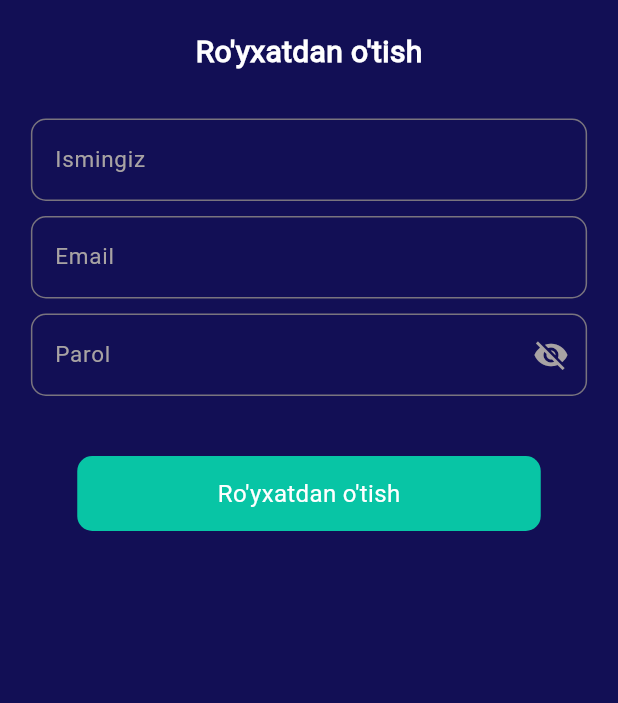
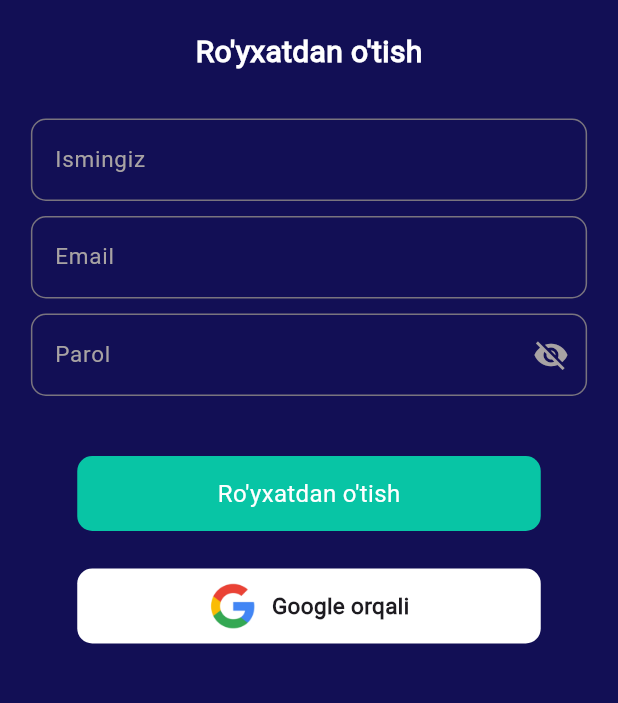
Before and after one commit to azimjaan21/get_topik_korean_quiz, a Flutter app: the screen it shows after launch, after a tap on "Ro'yxatdan o'tish", on a phone screen of 412 x 824 dp, the part 285-988 px from its top. Run offline on Flutter 3.47's test engine with Material 3 defaults, Android fonts, the phone set to English and light mode, and no system bars; our stand-ins replace animated_splash_screen, firebase_auth, firebase_core, flutter_tts, google_sign_in; accounts and stored records are empty; network calls fail.

Commit message:
google auth installed

```diff
--- a/lib/auth/auth_service.dart
+++ b/lib/auth/auth_service.dart
@@ -1,6 +1,7 @@
 import 'dart:developer';
 
 import 'package:firebase_auth/firebase_auth.dart';
+import 'package:google_sign_in/google_sign_in.dart';
 
 class AuthService {
   final FirebaseAuth _auth = FirebaseAuth.instance;
@@ -33,7 +34,7 @@ class AuthService {
   }
 
   //Sign Out Account
-   Future<void> signOut() async {
+  Future<void> signOut() async {
     try {
       await _auth.signOut();
     } catch (e) {
@@ -41,11 +42,23 @@ class AuthService {
     }
   }
 
+  //  ###  Google Sign In  ###
 
-  //Google Sign In
+  signInWithGoogle() async {
+//begin interactive sign in process
+    final GoogleSignInAccount? gUser = await GoogleSignIn().signIn();
 
-  //begin interactive sign in process
-  //obtain auth details from request
-  //create a new credential for user
-  //finally, Sign In
+    //obtain auth details from request
+    final GoogleSignInAuthentication gAuth = await gUser!.authentication;
+
+    //create a new credential for user
+    final credential = GoogleAuthProvider.credential(
+      accessToken: gAuth.accessToken,
+      idToken: gAuth.idToken,
+    );
+    //finally, Sign In
+    return await FirebaseAuth.instance.signInWithCredential(credential);
+  }
+
+  //  ###  Google Sign In  ###
 }
--- a/lib/auth/sign_in_screen.dart
+++ b/lib/auth/sign_in_screen.dart
@@ -1,6 +1,5 @@
 import 'dart:developer';
 
-import 'package:get_topik_korean_quiz/auth/auth_service.dart';
 import 'package:get_topik_korean_quiz/tools/file_importer.dart';
 
 class SignInScreen extends StatefulWidget {
@@ -80,15 +79,22 @@ class _SignInScreenState extends State<SignInScreen> {
                               buttonColor: AppColors.butColor,
                               ontap: _login,
                             ),
-                            30.kH,
+                            25.kH,
                             CustomButton(
                               text: "Ro'yxatdan o'tish",
                               buttonColor: AppColors.regColor,
                               ontap: () => Navigator.of(context)
                                   .pushNamed(RouteName.signUp),
                             ),
+                            25.kH,
+                            GoogleButton(
+                              text: 'Google orqali',
+                              ontap: () async {
+                                await AuthService().signInWithGoogle();
+                              },
+                            ),
                           ],
-                        )
+                        ),
                 ],
               ),
             ),
--- a/lib/auth/sign_up_screen.dart
+++ b/lib/auth/sign_up_screen.dart
@@ -1,7 +1,5 @@
 import 'dart:developer';
 
-import 'package:get_topik_korean_quiz/auth/auth_service.dart';
-import 'package:get_topik_korean_quiz/auth/widgets/name_text_field.dart';
 import 'package:get_topik_korean_quiz/tools/file_importer.dart';
 
 class SignUpScreen extends StatefulWidget {
@@ -68,11 +66,23 @@ class _SignUpScreenState extends State<SignUpScreen> {
                   40.kH,
                   _isLoading
                       ? CircularProgressIndicator(
-                          color: AppColors.gettopikColor)
-                      : CustomButton(
-                          text: "Ro'yxatdan o'tish",
-                          buttonColor: AppColors.butColor,
-                          ontap: _signUp,
+                          color: AppColors.gettopikColor,
+                        )
+                      : Column(
+                          children: [
+                            CustomButton(
+                              text: "Ro'yxatdan o'tish",
+                              buttonColor: AppColors.butColor,
+                              ontap: _signUp,
+                            ),
+                            25.kH,
+                            GoogleButton(
+                              text: 'Google orqali',
+                              ontap: () async {
+                                await AuthService().signInWithGoogle();
+                              },
+                            ),
+                          ],
                         ),
                 ],
               ),
--- /dev/null
+++ b/lib/auth/widgets/google_button.dart
@@ -0,0 +1,46 @@
+import 'package:get_topik_korean_quiz/tools/file_importer.dart';
+
+class GoogleButton extends StatelessWidget {
+  final String text;
+  final Function() ontap;
+
+  const GoogleButton({
+    super.key,
+    required this.text,
+    required this.ontap,
+  });
+
+  @override
+  Widget build(BuildContext context) {
+    return InkWell(
+      onTap: ontap,
+      borderRadius: BorderRadius.circular(10),
+      child: Container(
+        width: MediaQuery.sizeOf(context).width * 0.75,
+        height: 50,
+        decoration: BoxDecoration(
+          color: Colors.white,
+          borderRadius: BorderRadius.circular(10),
+        ),
+        child: Center(
+          child: Row(
+            mainAxisAlignment: MainAxisAlignment.center,
+            children: [
+              SizedBox(
+                width: 32,
+                height: 32,
+                child: Image.asset('assets/images/google.png'),
+              ),
+              10.wH,
+              Text(
+                text,
+                style:
+                    const TextStyle(fontSize: 15, fontWeight: FontWeight.w600),
+              ),
+            ],
+          ),
+        ),
+      ),
+    );
+  }
+}
--- a/lib/screens/splash.dart
+++ b/lib/screens/splash.dart
@@ -1,6 +1,4 @@
 import 'package:get_topik_korean_quiz/tools/file_importer.dart';
-
-import '../auth/auth_service.dart';
 
 class SplashScreen extends StatelessWidget {
   const SplashScreen({super.key});
@@ -18,7 +16,9 @@ class SplashScreen extends StatelessWidget {
             'assets/images/gettopik.png',
           ),
         ),
-        nextScreen:AuthService.auth.currentUser==null? const SignInScreen():const HomeScreen(),
+        nextScreen: AuthService.auth.currentUser == null
+            ? const SignInScreen()
+            : const HomeScreen(),
       ),
     );
   }
--- a/lib/tools/file_importer.dart
+++ b/lib/tools/file_importer.dart
@@ -31,3 +31,6 @@ export 'package:get_topik_korean_quiz/auth/sign_up_screen.dart';
 export 'package:get_topik_korean_quiz/screens/random_quiz/random_quiz.dart';
 export 'package:get_topik_korean_quiz/screens/unit_quiz/unit_quiz_screen.dart';
 export 'package:get_topik_korean_quiz/screens/user_profile/user_profile_screen.dart';
+export 'package:get_topik_korean_quiz/auth/auth_service.dart';
+export 'package:get_topik_korean_quiz/auth/widgets/google_button.dart';
+export 'package:get_topik_korean_quiz/auth/widgets/name_text_field.dart';
```
Also changed, not shown: assets/images/google.png (added).
